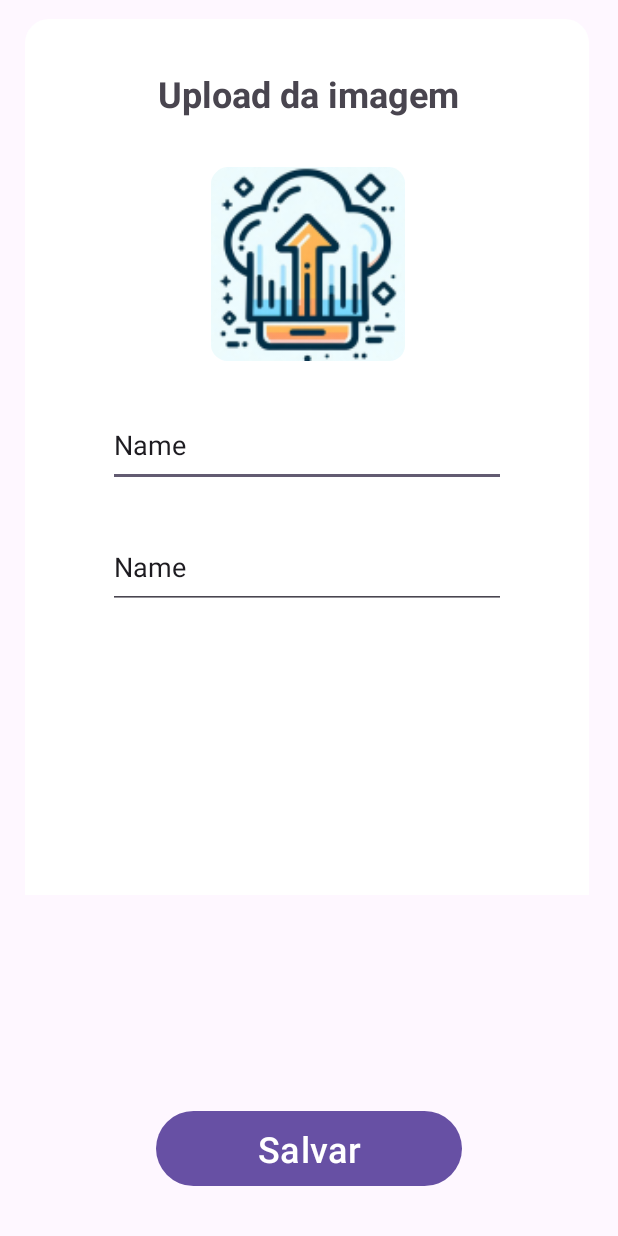
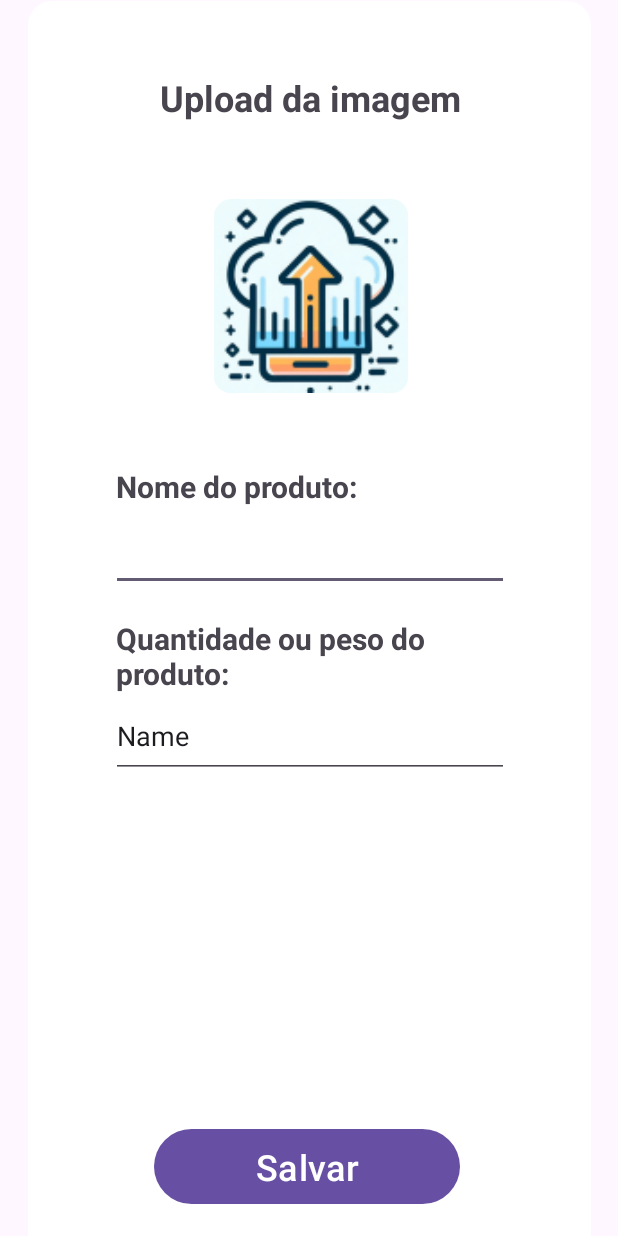
Before and after one commit to DiegoOliveira01/ShopEase, an Android app: the UploadActivity screen opened directly, with no data from a screen before it, on a phone screen of 412 x 824 dp. Run offline under Robolectric (Android 15) with nearby library versions, the light colour scheme and no system bars; our stand-ins replace Firebase (no records; nobody signed in at launch, a user with empty details on screens opened directly).

Commit message:
Bug Fixes

```diff
--- a/app/src/main/java/com/example/shopease/DataClass.java
+++ b/app/src/main/java/com/example/shopease/DataClass.java
@@ -25,10 +25,9 @@ public class DataClass {
 
 
 
-    public DataClass(String dataTitle, String imagemProduto, String nomeProduto) {
-        this.dataTitle = dataTitle;
-        this.imagemProduto = imagemProduto;
+    public DataClass(String nomeProduto, String quantidadeProduto, String imagemProduto) {
         this.nomeProduto = nomeProduto;
         this.quantidadeProduto = quantidadeProduto;
+        this.imagemProduto = imagemProduto;
     }
 }
--- a/app/src/main/res/layout/activity_upload.xml
+++ b/app/src/main/res/layout/activity_upload.xml
@@ -10,15 +10,14 @@
 
     <View
         android:id="@+id/view2"
-        android:layout_width="376dp"
-        android:layout_height="584dp"
+        android:layout_width="375dp"
+        android:layout_height="823dp"
         android:background="@drawable/rounded_top"
         app:layout_constraintBottom_toBottomOf="parent"
         app:layout_constraintEnd_toEndOf="parent"
-        app:layout_constraintHorizontal_bias="0.457"
         app:layout_constraintStart_toStartOf="parent"
         app:layout_constraintTop_toTopOf="parent"
-        app:layout_constraintVertical_bias="0.052">
+        app:layout_constraintVertical_bias="0.941">
 
 
     </View>
@@ -56,10 +55,10 @@
         android:id="@+id/nomeProduto"
         android:layout_width="265dp"
         android:layout_height="56dp"
-        android:layout_marginTop="28dp"
+        android:layout_marginTop="76dp"
         android:ems="10"
         android:inputType="text"
-        android:text="Name"
+        android:tooltipText="Nome"
         app:layout_constraintEnd_toEndOf="@+id/view2"
         app:layout_constraintStart_toStartOf="@+id/view2"
         app:layout_constraintTop_toBottomOf="@+id/uploadimg" />
@@ -75,7 +74,7 @@
         app:layout_constraintEnd_toEndOf="@+id/view2"
         app:layout_constraintStart_toStartOf="@+id/view2"
         app:layout_constraintTop_toBottomOf="@+id/nomeProduto"
-        app:layout_constraintVertical_bias="0.117" />
+        app:layout_constraintVertical_bias="0.184" />
 
     <Button
         android:id="@+id/saveButton"
@@ -83,10 +82,43 @@
         android:layout_height="58dp"
         android:text="Salvar"
         android:textSize="24dp"
-        app:layout_constraintBottom_toBottomOf="parent"
+        app:layout_constraintBottom_toBottomOf="@+id/view2"
         app:layout_constraintEnd_toEndOf="parent"
+        app:layout_constraintHorizontal_bias="0.492"
         app:layout_constraintStart_toStartOf="parent"
-        app:layout_constraintTop_toBottomOf="@+id/view2"
-        app:layout_constraintVertical_bias="0.827" />
+        app:layout_constraintTop_toBottomOf="@+id/quantidadeProduto"
+        app:layout_constraintVertical_bias="0.931" />
+
+    <TextView
+        android:id="@+id/textView"
+        android:layout_width="229dp"
+        android:layout_height="51dp"
+        android:gravity="bottom"
+        android:paddingLeft="3.8dp"
+        android:text="Nome do produto:"
+        android:textSize="20dp"
+        android:textStyle="bold"
+        app:layout_constraintBottom_toTopOf="@+id/nomeProduto"
+        app:layout_constraintEnd_toEndOf="@+id/view2"
+        app:layout_constraintHorizontal_bias="0.376"
+        app:layout_constraintStart_toStartOf="@+id/view2"
+        app:layout_constraintTop_toBottomOf="@+id/uploadimg"
+        app:layout_constraintVertical_bias="1.0" />
+
+    <TextView
+        android:id="@+id/textView3"
+        android:layout_width="229dp"
+        android:layout_height="51dp"
+        android:text="Quantidade ou peso do produto:"
+        android:gravity="bottom"
+        android:textSize="20dp"
+        android:textStyle="bold"
+        android:paddingLeft="3.8dp"
+        app:layout_constraintBottom_toTopOf="@+id/quantidadeProduto"
+        app:layout_constraintEnd_toEndOf="@+id/view2"
+        app:layout_constraintHorizontal_bias="0.376"
+        app:layout_constraintStart_toStartOf="@+id/view2"
+        app:layout_constraintTop_toBottomOf="@+id/nomeProduto"
+        app:layout_constraintVertical_bias="1.0" />
 
 </androidx.constraintlayout.widget.ConstraintLayout>
```
